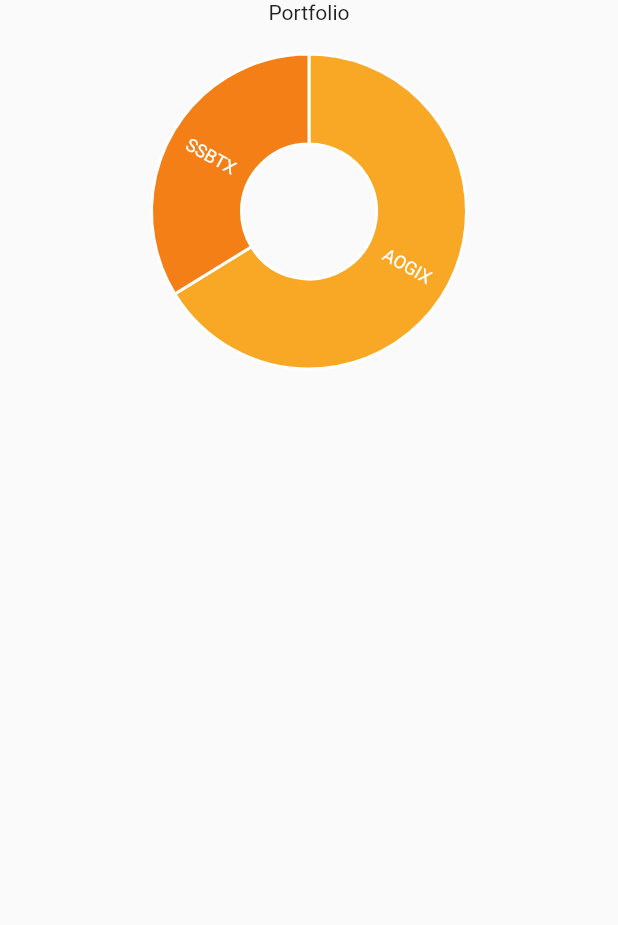
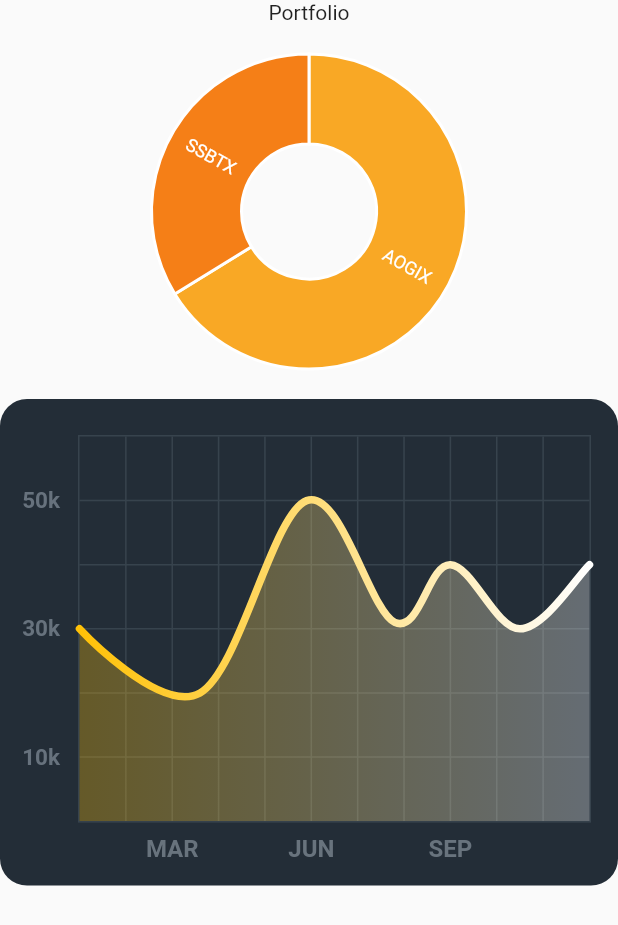
Before and after one commit to jmjac/portfolio, a Flutter app: the BlackRockPage screen opened by its route, on a phone screen of 412 x 824 dp. Shown: the top 925 px of the screen. Run offline on Flutter 3.47's test engine with Material 2 defaults, Android fonts, the phone set to English and light mode, and no system bars; drawn by our look-alikes of fl_chart; our stand-ins replace charts_flutter, firebase_auth, flutter_mobx, google_fonts, google_sign_in, mobx and 2 more; missing offline and left inert: flutter_material_color_picker; accounts and stored records are empty; generated files the repository leaves out were written again; network calls fail.

Commit message:
Added line chart for growth :)
:+1:

```diff
--- a/lib/ExampleData/goalsExample.json
+++ b/lib/ExampleData/goalsExample.json
@@ -6,6 +6,7 @@
 		"price": 1000,
 		"contributed": 200,
 		"riskLevel": "High Risk",
+		"stonks": ["PMADX", "PBEAX", "SUWBX", "CATNX"],
 		"color": "blue"
     }
 }
--- a/lib/black_rock/black_rock_page.dart
+++ b/lib/black_rock/black_rock_page.dart
@@ -5,6 +5,7 @@ import 'package:portfolio/black_rock/store/black_rock.dart';
 import 'package:charts_flutter/flutter.dart' as Charts;
 import 'package:portfolio/settings/store/settings.dart';
 import 'package:provider/provider.dart';
+import 'package:fl_chart/fl_chart.dart' as flCharts;
 
 class BlackRockPage extends StatelessWidget {
   @override
@@ -35,6 +36,19 @@ class BlackRockPage extends StatelessWidget {
                   defaultRenderer: Charts.ArcRendererConfig(
                       arcWidth: 60,
                       arcRendererDecorators: [Charts.ArcLabelDecorator()]))),
+        ),
+        Container(
+            decoration: BoxDecoration(
+                borderRadius: const BorderRadius.all(
+                  Radius.circular(18),
+                ),
+                color: const Color(0xff232d37)),
+            child: Padding(
+              padding: const EdgeInsets.only(right: 18.0, left: 12.0, top: 24, bottom: 12),
+              child: flCharts.LineChart(
+                mainData(),
+              ),
+            ),
         )
       ])),
     );
--- a/lib/black_rock/store/black_rock.dart
+++ b/lib/black_rock/store/black_rock.dart
@@ -3,6 +3,7 @@ import 'package:mobx/mobx.dart';
 import 'package:portfolio/black_rock/black_rock_api_performence.dart';
 import 'package:portfolio/black_rock/black_rock_api_portfolio.dart';
 import 'package:charts_flutter/flutter.dart' as Charts;
+import 'package:fl_chart/fl_chart.dart';
 
 part 'black_rock.g.dart';
 
@@ -23,6 +24,8 @@ abstract class _BlackRockStore with Store {
   BlackRockAPIPerformance performance;
 
   double initialInvestment = 10000.0;
+
+
 
   @observable
   double monthChange = 0;
@@ -88,3 +91,100 @@ class DataPoint {
 
   DataPoint(this.data, this.value);
 }
+
+LineChartData mainData() {
+    List<Color> gradientColors = [
+    Colors.amber,
+    Colors.white,
+    ];
+    return LineChartData(
+      gridData: FlGridData(
+        show: true,
+        drawVerticalLine: true,
+        getDrawingHorizontalLine: (value) {
+          return const FlLine(
+            color: Color(0xff37434d),
+            strokeWidth: 1,
+          );
+        },
+        getDrawingVerticalLine: (value) {
+          return const FlLine(
+            color: Color(0xff37434d),
+            strokeWidth: 1,
+          );
+        },
+      ),
+      titlesData: FlTitlesData(
+        show: true,
+        bottomTitles: SideTitles(
+          showTitles: true,
+          reservedSize: 22,
+          textStyle:
+              TextStyle(color: const Color(0xff68737d), fontWeight: FontWeight.bold, fontSize: 16),
+          getTitles: (value) {
+            switch (value.toInt()) {
+              case 2:
+                return 'MAR';
+              case 5:
+                return 'JUN';
+              case 8:
+                return 'SEP';
+            }
+            return '';
+          },
+          margin: 8,
+        ),
+        leftTitles: SideTitles(
+          showTitles: true,
+          textStyle: TextStyle(
+            color: const Color(0xff67727d),
+            fontWeight: FontWeight.bold,
+            fontSize: 15,
+          ),
+          getTitles: (value) {
+            switch (value.toInt()) {
+              case 1:
+                return '10k';
+              case 3:
+                return '30k';
+              case 5:
+                return '50k';
+            }
+            return '';
+          },
+          reservedSize: 28,
+          margin: 12,
+        ),
+      ),
+      borderData:
+          FlBorderData(show: true, border: Border.all(color: const Color(0xff37434d), width: 1)),
+      minX: 0,
+      maxX: 11,
+      minY: 0,
+      maxY: 6,
+      lineBarsData: [
+        LineChartBarData(
+          spots: const [
+            FlSpot(0, 3),
+            FlSpot(2.6, 2),
+            FlSpot(4.9, 5),
+            FlSpot(6.8, 3.1),
+            FlSpot(8, 4),
+            FlSpot(9.5, 3),
+            FlSpot(11, 4),
+          ],
+          isCurved: true,
+          colors: gradientColors,
+          barWidth: 5,
+          isStrokeCapRound: true,
+          dotData: const FlDotData(
+            show: false,
+          ),
+          belowBarData: BarAreaData(
+            show: true,
+            colors: gradientColors.map((color) => color.withOpacity(0.3)).toList(),
+          ),
+        ),
+      ],
+    );
+  }
--- a/pubspec.yaml
+++ b/pubspec.yaml
@@ -41,6 +41,7 @@ dependencies:
 
   # Graphs
   charts_flutter: ^0.8.1
+  fl_chart: ^0.8.1
 
   #Fonts
   google_fonts: ^0.3.7
```
